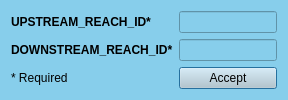
This is ui/controlconcepts.ui in Inigobarbe/QAnnAGNPS as Qt 5 draws it before an edit. The edited form follows.
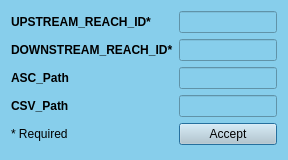
This is the edited form.

Diff of the .ui file:
```diff
--- a/ui/controlconcepts.ui
+++ b/ui/controlconcepts.ui
@@ -7,7 +7,7 @@
     <x>0</x>
     <y>0</y>
     <width>288</width>
-    <height>100</height>
+    <height>160</height>
    </rect>
   </property>
   <property name="windowTitle">
@@ -17,6 +17,19 @@
    <string notr="true">background-color: #87CEEB;</string>
   </property>
   <layout class="QGridLayout" name="gridLayout">
+   <item row="2" column="0">
+    <widget class="QLabel" name="label_4">
+     <property name="font">
+      <font>
+       <weight>75</weight>
+       <bold>true</bold>
+      </font>
+     </property>
+     <property name="text">
+      <string>ASC_Path</string>
+     </property>
+    </widget>
+   </item>
    <item row="0" column="0">
     <widget class="QLabel" name="label">
      <property name="font">
@@ -61,16 +74,12 @@
        <bold>true</bold>
       </font>
      </property>
-    </widget>
-   </item>
-   <item row="2" column="0">
-    <widget class="QLabel" name="label_3">
-     <property name="text">
-      <string>* Required</string>
+     <property name="alignment">
+      <set>Qt::AlignCenter</set>
      </property>
     </widget>
    </item>
-   <item row="2" column="1">
+   <item row="4" column="1">
     <widget class="QPushButton" name="pushButton">
      <property name="styleSheet">
       <string notr="true">background-color: #becbd1;</string>
@@ -80,6 +89,52 @@
      </property>
     </widget>
    </item>
+   <item row="4" column="0">
+    <widget class="QLabel" name="label_3">
+     <property name="text">
+      <string>* Required</string>
+     </property>
+    </widget>
+   </item>
+   <item row="3" column="0">
+    <widget class="QLabel" name="label_5">
+     <property name="font">
+      <font>
+       <weight>75</weight>
+       <bold>true</bold>
+      </font>
+     </property>
+     <property name="text">
+      <string>CSV_Path</string>
+     </property>
+    </widget>
+   </item>
+   <item row="2" column="1">
+    <widget class="QLineEdit" name="lineEdit_3">
+     <property name="font">
+      <font>
+       <weight>75</weight>
+       <bold>true</bold>
+      </font>
+     </property>
+     <property name="alignment">
+      <set>Qt::AlignCenter</set>
+     </property>
+    </widget>
+   </item>
+   <item row="3" column="1">
+    <widget class="QLineEdit" name="lineEdit_4">
+     <property name="font">
+      <font>
+       <weight>75</weight>
+       <bold>true</bold>
+      </font>
+     </property>
+     <property name="alignment">
+      <set>Qt::AlignCenter</set>
+     </property>
+    </widget>
+   </item>
   </layout>
  </widget>
  <resources/>
```
Left out of the diff: 11 changed lines with no effect on the pictures.
